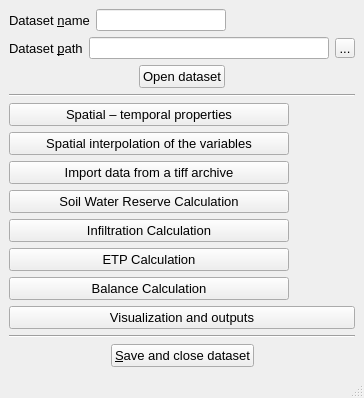
First picture: the form in waterpybal_ui_design/main_window.ui, repository IDAEA-EVS/waterpybal, before the edit.
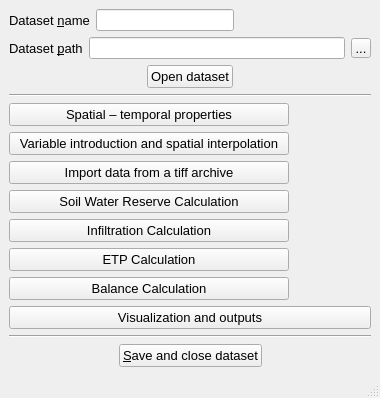
Second picture: the form after the edit.

Diff of the .ui file:
```diff
--- a/waterpybal_ui_design/main_window.ui
+++ b/waterpybal_ui_design/main_window.ui
@@ -6,13 +6,13 @@
    <rect>
     <x>0</x>
     <y>0</y>
-    <width>364</width>
+    <width>380</width>
     <height>376</height>
    </rect>
   </property>
   <property name="minimumSize">
    <size>
-    <width>340</width>
+    <width>380</width>
     <height>0</height>
    </size>
   </property>
@@ -199,7 +199,7 @@
         </property>
         <property name="minimumSize">
          <size>
-          <width>214</width>
+          <width>280</width>
           <height>0</height>
          </size>
         </property>
@@ -221,9 +221,15 @@
       </item>
       <item>
        <widget class="QLabel" name="label_to_lat_lon_time">
+        <property name="minimumSize">
+         <size>
+          <width>70</width>
+          <height>0</height>
+         </size>
+        </property>
         <property name="maximumSize">
          <size>
-          <width>60</width>
+          <width>100</width>
           <height>20</height>
          </size>
         </property>
@@ -249,6 +255,12 @@
           <verstretch>0</verstretch>
          </sizepolicy>
         </property>
+        <property name="minimumSize">
+         <size>
+          <width>280</width>
+          <height>0</height>
+         </size>
+        </property>
         <property name="maximumSize">
          <size>
           <width>16777215</width>
@@ -261,15 +273,21 @@
          </font>
         </property>
         <property name="text">
-         <string>Spatial interpolation of the variables</string>
+         <string>Variable introduction and spatial interpolation</string>
         </property>
        </widget>
       </item>
       <item>
        <widget class="QLabel" name="label_to_var_spat_interpol">
+        <property name="minimumSize">
+         <size>
+          <width>70</width>
+          <height>0</height>
+         </size>
+        </property>
         <property name="maximumSize">
          <size>
-          <width>60</width>
+          <width>100</width>
           <height>20</height>
          </size>
         </property>
@@ -290,6 +308,12 @@
           <verstretch>0</verstretch>
          </sizepolicy>
         </property>
+        <property name="minimumSize">
+         <size>
+          <width>280</width>
+          <height>0</height>
+         </size>
+        </property>
         <property name="maximumSize">
          <size>
           <width>16777215</width>
@@ -308,9 +332,15 @@
       </item>
       <item>
        <widget class="QLabel" name="label_to_var_from_tiff">
+        <property name="minimumSize">
+         <size>
+          <width>70</width>
+          <height>0</height>
+         </size>
+        </property>
         <property name="maximumSize">
          <size>
-          <width>60</width>
+          <width>100</width>
           <height>20</height>
          </size>
         </property>
@@ -331,6 +361,12 @@
           <verstretch>0</verstretch>
          </sizepolicy>
         </property>
+        <property name="minimumSize">
+         <size>
+          <width>280</width>
+          <height>0</height>
+         </size>
+        </property>
         <property name="maximumSize">
          <size>
           <width>16777215</width>
@@ -349,9 +385,15 @@
       </item>
       <item>
        <widget class="QLabel" name="label_to_swr">
+        <property name="minimumSize">
+         <size>
+          <width>70</width>
+          <height>0</height>
+         </size>
+        </property>
         <property name="maximumSize">
          <size>
-          <width>60</width>
+          <width>100</width>
           <height>20</height>
          </size>
         </property>
@@ -372,6 +414,12 @@
           <verstretch>0</verstretch>
          </sizepolicy>
         </property>
+        <property name="minimumSize">
+         <size>
+          <width>280</width>
+          <height>0</height>
+         </size>
+        </property>
         <property name="maximumSize">
          <size>
           <width>16777215</width>
@@ -390,9 +438,15 @@
       </item>
       <item>
        <widget class="QLabel" name="label_to_infiltration">
+        <property name="minimumSize">
+         <size>
+          <width>70</width>
+          <height>0</height>
+         </size>
+        </property>
         <property name="maximumSize">
          <size>
-          <width>60</width>
+          <width>100</width>
           <height>20</height>
          </size>
         </property>
@@ -413,6 +467,12 @@
           <verstretch>0</verstretch>
          </sizepolicy>
         </property>
+        <property name="minimumSize">
+         <size>
+          <width>280</width>
+          <height>0</height>
+         </size>
+        </property>
         <property name="maximumSize">
          <size>
           <width>16777215</width>
@@ -431,9 +491,15 @@
       </item>
       <item>
        <widget class="QLabel" name="label_to_etp">
+        <property name="minimumSize">
+         <size>
+          <width>70</width>
+          <height>0</height>
+         </size>
+        </property>
         <property name="maximumSize">
          <size>
-          <width>60</width>
+          <width>100</width>
           <height>20</height>
          </size>
         </property>
@@ -454,6 +520,12 @@
           <verstretch>0</verstretch>
          </sizepolicy>
         </property>
+        <property name="minimumSize">
+         <size>
+          <width>280</width>
+          <height>0</height>
+         </size>
+        </property>
         <property name="maximumSize">
          <size>
           <width>16777215</width>
@@ -472,9 +544,15 @@
       </item>
       <item>
        <widget class="QLabel" name="label_to_Balance">
+        <property name="minimumSize">
+         <size>
+          <width>70</width>
+          <height>0</height>
+         </size>
+        </property>
         <property name="maximumSize">
          <size>
-          <width>60</width>
+          <width>100</width>
           <height>20</height>
          </size>
         </property>
@@ -493,6 +571,12 @@
         <verstretch>0</verstretch>
        </sizepolicy>
       </property>
+      <property name="minimumSize">
+       <size>
+        <width>300</width>
+        <height>0</height>
+       </size>
+      </property>
       <property name="maximumSize">
        <size>
         <width>16777215</width>
```
